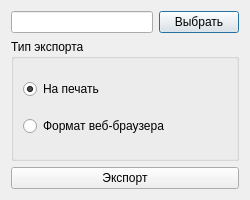
This is ui/exportview.ui in Stivius/Calendar as Qt 5 draws it before an edit. The edited form follows.
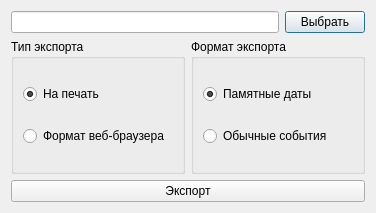
This is the edited form.

Commit message: Added 2 export formats

The edit to the form file:
```diff
--- a/ui/exportview.ui
+++ b/ui/exportview.ui
@@ -6,8 +6,8 @@
    <rect>
     <x>0</x>
     <y>0</y>
-    <width>250</width>
-    <height>200</height>
+    <width>376</width>
+    <height>213</height>
    </rect>
   </property>
   <property name="windowTitle">
@@ -15,8 +15,6 @@
   </property>
   <layout class="QVBoxLayout" name="verticalLayout_3">
    <item>
-    <layout class="QVBoxLayout" name="verticalLayout_2">
-     <item>
       <layout class="QHBoxLayout" name="horizontalLayout">
        <item>
         <widget class="QLineEdit" name="pathEdit"/>
@@ -31,6 +29,8 @@
       </layout>
      </item>
      <item>
+    <layout class="QHBoxLayout" name="horizontalLayout_2">
+     <item>
       <widget class="QGroupBox" name="exportTypeBox">
        <property name="title">
         <string>Тип экспорта</string>
@@ -57,13 +57,39 @@
       </widget>
      </item>
      <item>
+      <widget class="QGroupBox" name="exportTypeBox_2">
+       <property name="title">
+        <string>Формат экспорта</string>
+       </property>
+       <layout class="QVBoxLayout" name="verticalLayout_2">
+        <item>
+         <widget class="QRadioButton" name="memoryDatesBtn">
+          <property name="text">
+           <string>Памятные даты</string>
+          </property>
+          <property name="checked">
+           <bool>true</bool>
+          </property>
+         </widget>
+        </item>
+        <item>
+         <widget class="QRadioButton" name="usualEventsBtn">
+          <property name="text">
+           <string>Обычные события</string>
+          </property>
+         </widget>
+        </item>
+       </layout>
+      </widget>
+     </item>
+    </layout>
+   </item>
+   <item>
       <widget class="QPushButton" name="submitExportBtn">
        <property name="text">
         <string>Экспорт</string>
        </property>
       </widget>
-     </item>
-    </layout>
    </item>
   </layout>
  </widget>
```
Lines whose indentation alone changed are shown as unchanged. The commit also changes 11 other files.
